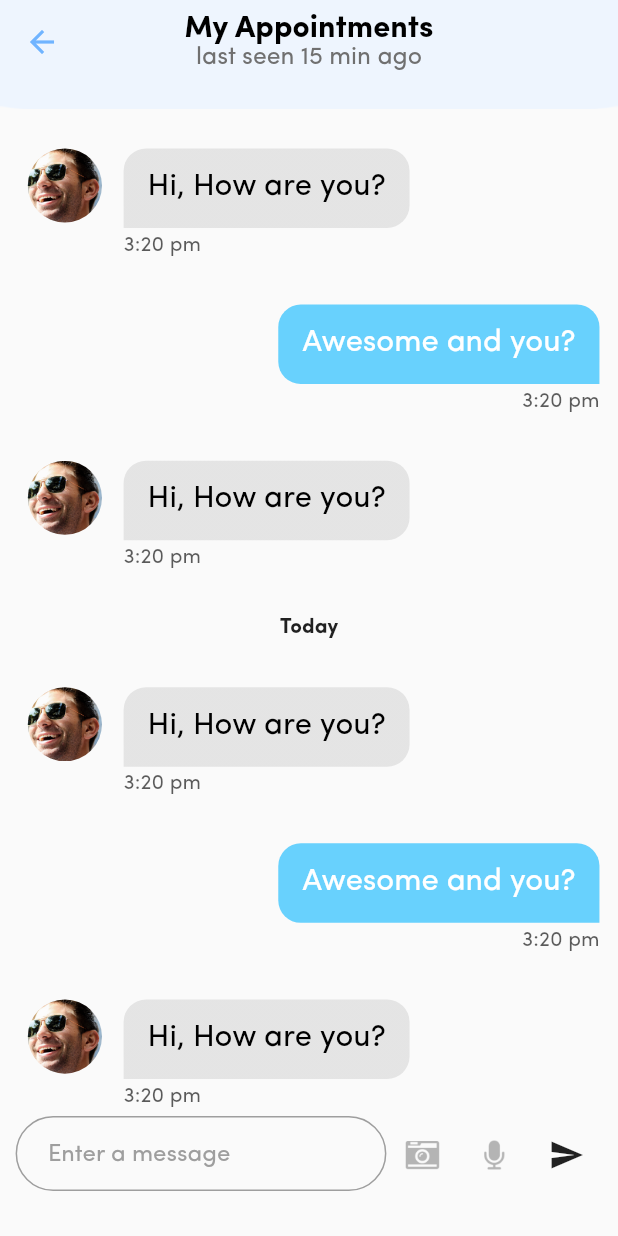
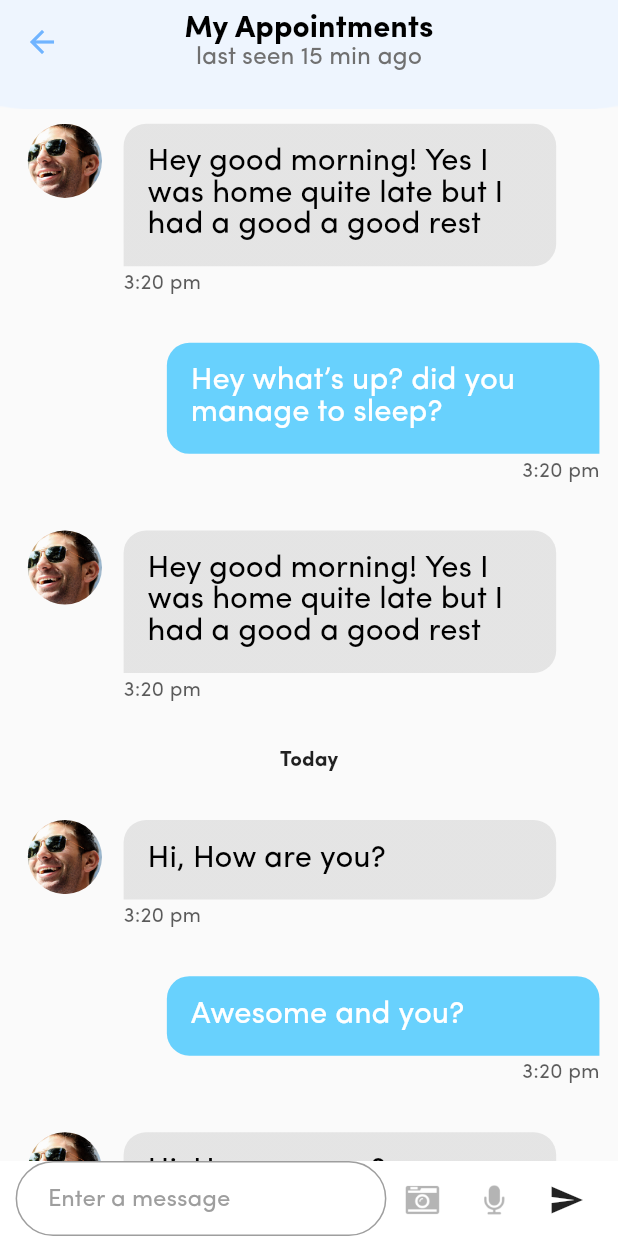
Before and after one commit to owaisalimemon/saloonmobileapp, a Flutter app: the ChatScreen screen opened directly, on a phone screen of 412 x 824 dp. Run offline on Flutter 3.47's test engine with Material 2 defaults, Android fonts, the phone set to English and light mode, and no system bars; our stand-ins replace another_flushbar, country_code_picker, flutter_image_slideshow, flutter_rating_bar, flutter_riverpod, google_maps_flutter and 3 more; missing offline and left inert: ars_dialog.

Commit message:
chat screen fixed

```diff
--- a/lib/UI/customer/chatscree.dart
+++ b/lib/UI/customer/chatscree.dart
@@ -14,9 +14,17 @@ class ChatScreen extends StatelessWidget {
   ).createShader(Rect.fromLTWH(0.0, 0.0, 200.0, 70.0));
 
   List<ChatMessage> messages = [
-    ChatMessage(messageContent: "Hi, How are you?", messageType: "receiver"),
-    ChatMessage(messageContent: "Awesome and you?", messageType: "sender"),
-    ChatMessage(messageContent: "Hi, How are you?", messageType: "receiver"),
+    ChatMessage(
+        messageContent:
+            "Hey good morning! Yes I was home quite late but I had a good a good rest",
+        messageType: "receiver"),
+    ChatMessage(
+        messageContent: "Hey what’s up? did you manage to sleep?",
+        messageType: "sender"),
+    ChatMessage(
+        messageContent:
+            "Hey good morning! Yes I was home quite late but I had a good a good rest",
+        messageType: "receiver"),
     ChatMessage(messageContent: "Awesome and you?", messageType: "sender"),
     ChatMessage(messageContent: "Hi, How are you?", messageType: "receiver"),
     ChatMessage(messageContent: "Awesome and you?", messageType: "sender"),
@@ -64,19 +72,10 @@ class ChatScreen extends StatelessWidget {
           ],
         ),
       ),
-      body: Column(
-        mainAxisAlignment: MainAxisAlignment.start,
+      body: Stack(
+        alignment: Alignment.center,
         children: [
           Container(
-            width: width,
-            height: height * 0.02,
-            child: Image.asset(
-              "assets/images/chattop.png",
-              fit: BoxFit.fill,
-            ),
-          ),
-          Container(
-            height: height * 0.815,
             width: width,
             child: ListView.builder(
               itemCount: messages.length,
@@ -97,7 +96,24 @@ class ChatScreen extends StatelessWidget {
               },
             ),
           ),
-          Container(
+          Positioned(
+            top: 0,
+            child: Align(
+              alignment: Alignment.topCenter,
+              child: Container(
+                width: width,
+                height: height * 0.02,
+                child: Image.asset(
+                  "assets/images/chattop.png",
+                  fit: BoxFit.fill,
+                ),
+              ),
+            ),
+          ),
+          Positioned(
+            bottom: 0,
+            child: Container(
+                color: Colors.white,
                 // height: height * 0.06,
                 width: width,
                 child: Row(
@@ -120,7 +136,8 @@ class ChatScreen extends StatelessWidget {
                         decoration: InputDecoration(
                           border: InputBorder.none,
                           contentPadding: EdgeInsets.symmetric(
-                            vertical: height * 0.018, horizontal: width * 0.05),
+                              vertical: height * 0.018,
+                              horizontal: width * 0.05),
                           hintText: 'Enter a message',
                           hintStyle: TextStyle(color: Colors.grey),
                         ),
@@ -146,6 +163,7 @@ class ChatScreen extends StatelessWidget {
                     ),
                   ],
                 )),
+          ),
         ],
       ),
     );
--- a/lib/UI/customer/widgets/chattile.dart
+++ b/lib/UI/customer/widgets/chattile.dart
@@ -46,7 +46,7 @@ class ChatTile extends StatelessWidget {
                   : CrossAxisAlignment.end,
               children: [
                 Container(
-                  // width: width * 0.5,
+                  width: width * 0.7,
                   decoration: BoxDecoration(
                     borderRadius: BorderRadius.only(
                       topLeft: Radius.circular(15),
```
Lines whose indentation alone changed are shown as unchanged.
